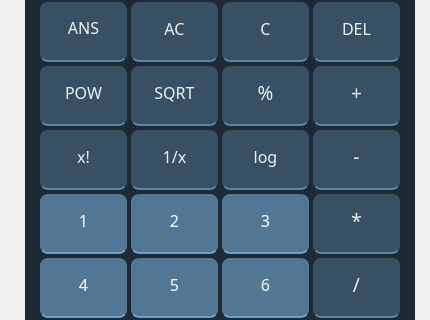
First picture: the form in basic_calculator.ui, repository Asteria101/Calculator, before the edit; both pictures show x 0 to 430 and y 223 to 543 of the 430 by 718 pixel window.
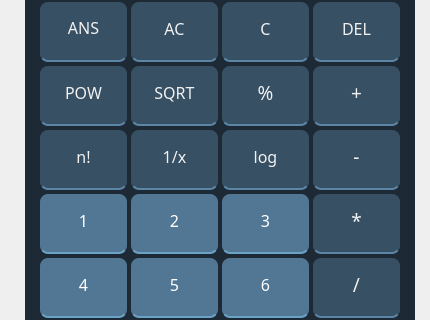
Second picture: the form after the edit. Icons and pictures are not drawn.

Commit message: Finished Calculator

```diff
--- a/basic_calculator.ui
+++ b/basic_calculator.ui
@@ -1289,7 +1289,7 @@
 }</string>
      </property>
      <property name="text">
-      <string>x!</string>
+      <string>n!</string>
      </property>
     </widget>
     <widget class="QPushButton" name="INV">
```
Left out of the diff: 11 changed lines with no effect on the pictures. The commit also changes 1 other file.
